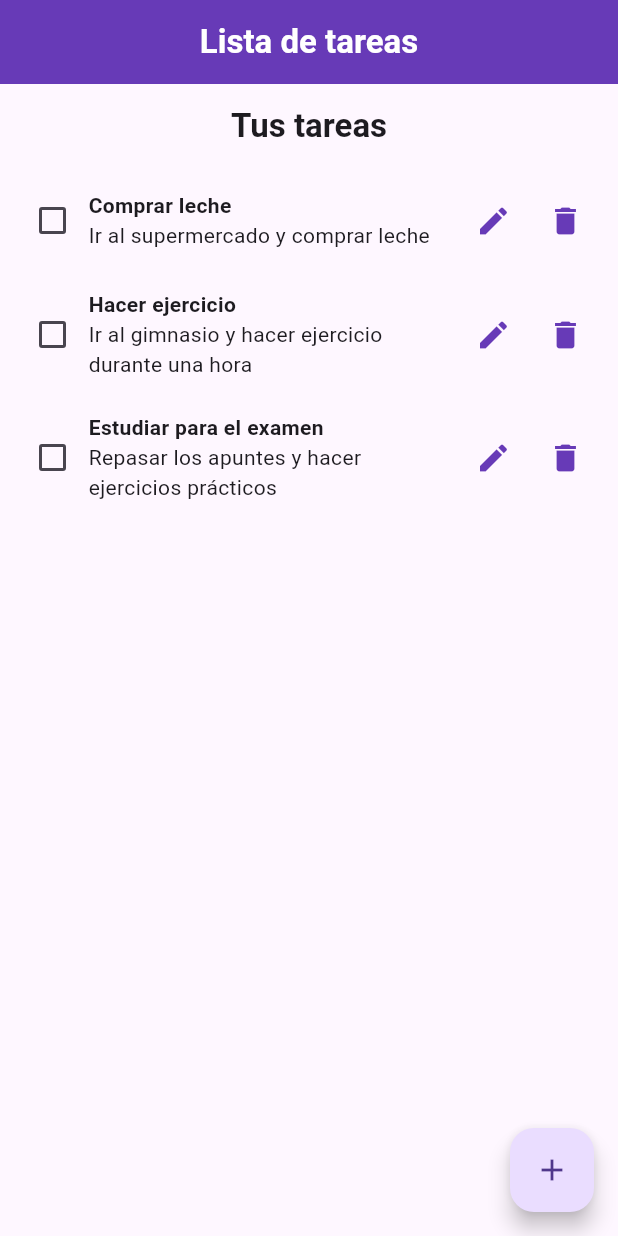
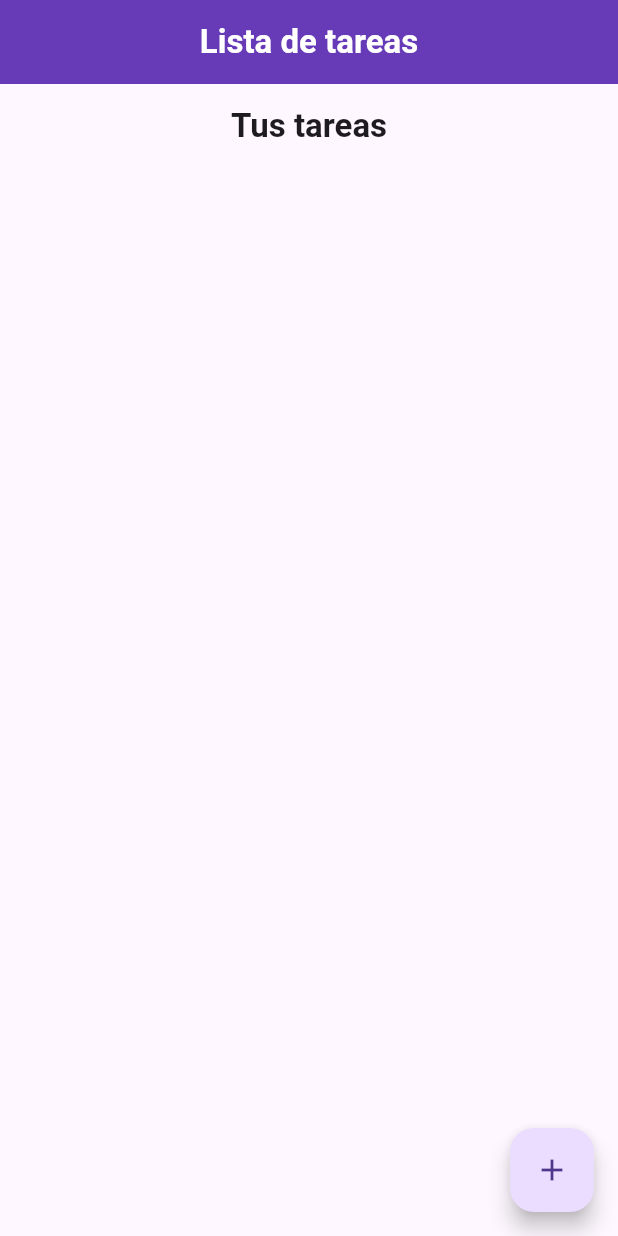
Before and after one commit to L0renaC/tarea2_movil, a Flutter app: the screen it shows after launch, on a phone screen of 412 x 824 dp. Run offline on Flutter 3.47's test engine with Material 3 defaults, Android fonts, the phone set to English and light mode, and no system bars.

Commit message:
feat: Mejor organización de los widgets.

```diff
--- a/lib/controller/TareasController.dart
+++ b/lib/controller/TareasController.dart
@@ -1,23 +1,7 @@
 import 'package:tarea2_movil/models/Tareas.dart';
 
 class TareasController {
-  List<Tarea> tareas = [
-    Tarea(
-      nombre: "Comprar leche",
-      descripcion: 'Ir al supermercado y comprar leche',
-      completada: false,
-    ),
-    Tarea(
-      nombre: "Hacer ejercicio",
-      descripcion: 'Ir al gimnasio y hacer ejercicio durante una hora',
-      completada: false,
-    ),
-    Tarea(
-      nombre: "Estudiar para el examen",
-      descripcion: 'Repasar los apuntes y hacer ejercicios prácticos',
-      completada: false,
-    ),
-  ];
+  List<Tarea> tareas = [];
 
   void agregarTarea(Tarea) {
     tareas.add(Tarea);
@@ -38,7 +22,6 @@ void marcarTareaComoCompletada(int index, bool? completada) {
       throw Exception('Índice fuera de los límites de la lista de tareas');
     }
   }
-
   void eliminarTarea(int index) {
     if (index >= 0 && index < tareas.length) {
       tareas.removeAt(index);
@@ -46,15 +29,9 @@ void marcarTareaComoCompletada(int index, bool? completada) {
       throw Exception('Índice fuera de los límites de la lista de tareas');
     }
   }
-
-  int getTotalTareas() {
-    return tareas.length;
-  }
-
   List<Tarea>  getTareas() {
     return tareas;
   }
-
   int getTareasCompletadas() {
     return tareas.where((tarea) => tarea.completada).length;
   }
--- a/lib/views/widgets/TareaTitulo.dart
+++ b/lib/views/widgets/TareaTitulo.dart
@@ -1,6 +1,7 @@
 import 'package:flutter/material.dart';
 import 'package:tarea2_movil/models/Tareas.dart';
 import 'package:tarea2_movil/views/widgets/TareaDescripcion.dart';
+import 'package:tarea2_movil/views/widgets/TareasIconos.dart';
 class TareaTile extends StatelessWidget {
   final Tarea tarea;
   final void Function(bool?) onToggle;
@@ -10,7 +11,7 @@ class TareaTile extends StatelessWidget {
   TareaTile({required this.tarea, required this.onToggle, required this.onDelete, required this.onEdit});
 
   @override
-  Widget build(BuildContext context) {
+   Widget build(BuildContext context) {
     return Padding(
       padding: const EdgeInsets.all(11),
       child: Row(
@@ -38,17 +39,9 @@ class TareaTile extends StatelessWidget {
               ),
             ),
           ),
-          Row(
-            children: [
-              IconButton(
-                icon: Icon(Icons.edit, color: Colors.deepPurple),
-                onPressed: () => onEdit(tarea),
-              ),
-              IconButton(
-                icon: Icon(Icons.delete, color: Colors.deepPurple),
-                onPressed: onDelete,
-              ),
-            ],
+          IconosEdicion(
+            onEditar: () => onEdit(tarea),
+            onEliminar: onDelete,
           ),
         ],
       ),
```
Also changed, not shown: lib/views/pages/AgregarTarea.dart (+4 -24 lines), lib/views/pages/EditarTarea.dart (+4 -24 lines), lib/views/widgets/TareasIconos.dart (added, +28 -0 lines), lib/views/widgets/TareasSnackBar.dart (added, +24 -0 lines). Lines whose indentation alone changed are shown as unchanged.
